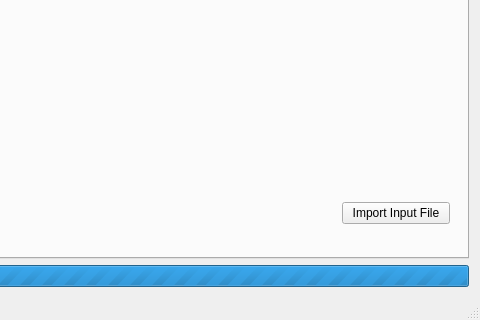
Above: src/mainwin.ui from poupou14/CombinoGen before the change; both pictures show x 261 to 741 and y 152 to 472 of the 741 by 472 pixel window. Below: the same form after it.
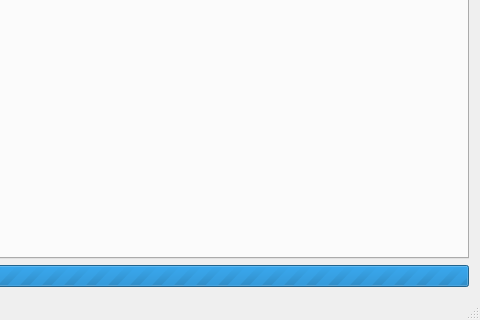
That is the form after the change. The open tabs and pages were chosen to show the change.

Patch:
```diff
--- a/src/mainwin.ui
+++ b/src/mainwin.ui
@@ -76,6 +76,13 @@
           </property>
          </widget>
         </item>
+        <item row="4" column="2">
+         <widget class="QPushButton" name="pbImport">
+          <property name="text">
+           <string>Import input file</string>
+          </property>
+         </widget>
+        </item>
        </layout>
       </widget>
       <widget class="QWidget" name="Distrib">
@@ -95,19 +102,6 @@
          <string>Generate Odds</string>
         </property>
        </widget>
-       <widget class="QPushButton" name="pbImport">
-        <property name="geometry">
-         <rect>
-          <x>590</x>
-          <y>300</y>
-          <width>108</width>
-          <height>22</height>
-         </rect>
-        </property>
-        <property name="text">
-         <string>Import Input File</string>
-        </property>
-       </widget>
       </widget>
       <widget class="QWidget" name="Odds">
        <attribute name="title">
```
